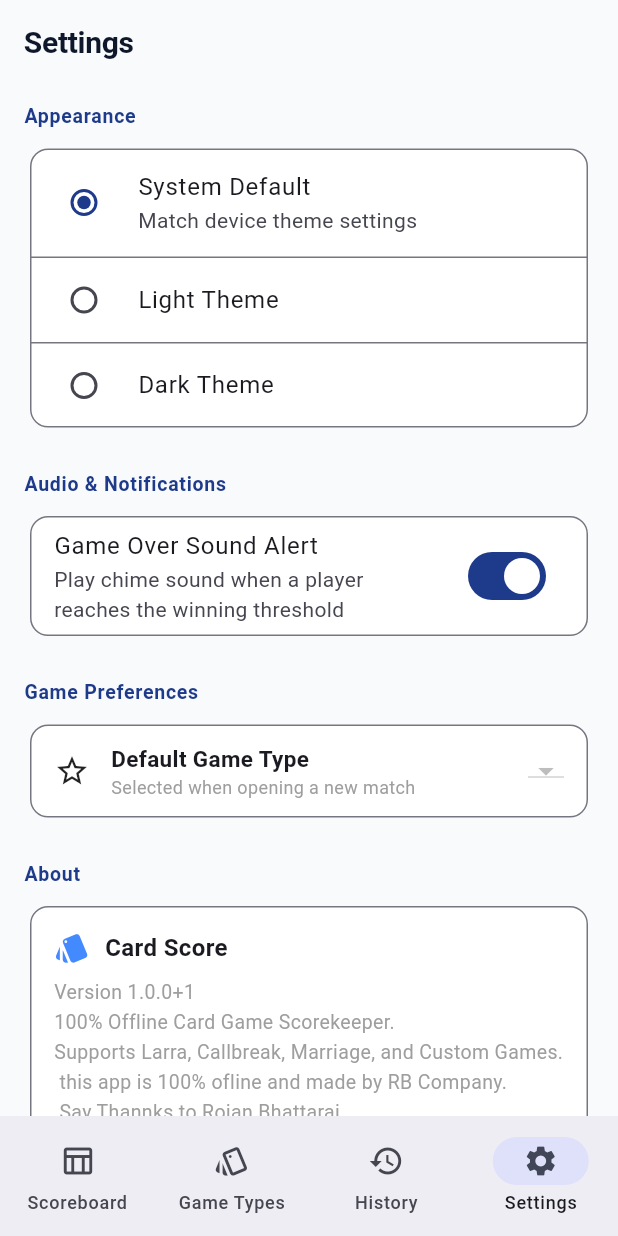
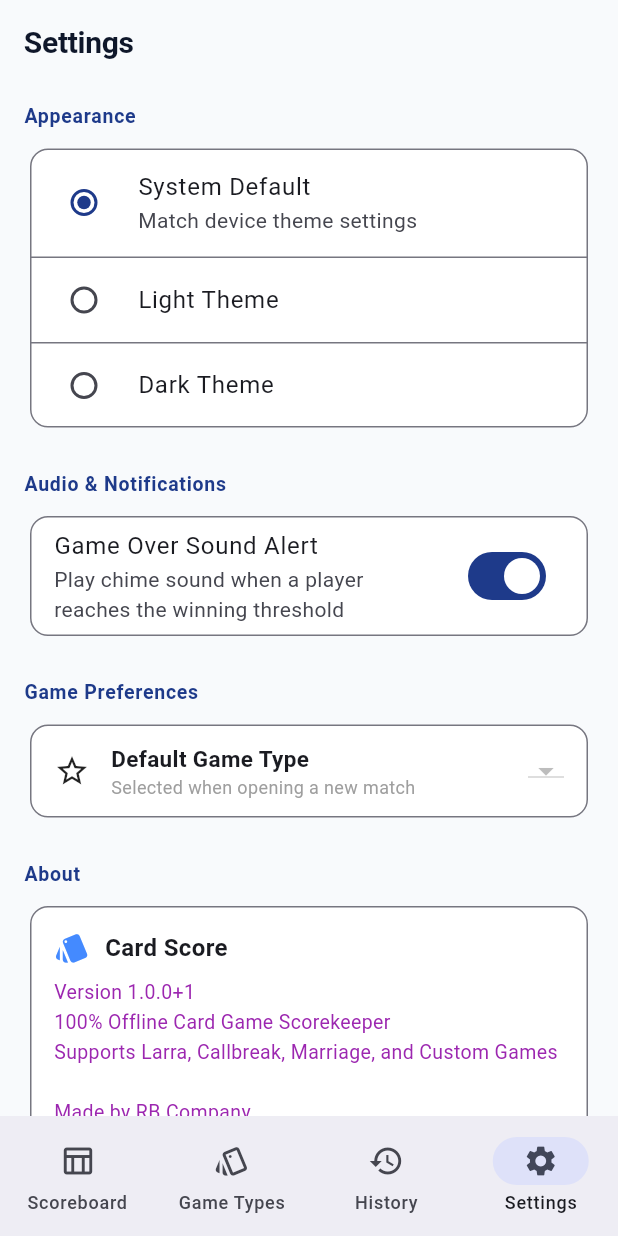
Before and after one commit to rojancr7/Card_score, a Flutter app: the screen it shows after launch, item 4 of the bottom bar chosen, on a phone screen of 412 x 824 dp. Run offline on Flutter 3.47's test engine with Material 3 defaults, Android fonts, the light colour scheme and no system bars; our stand-ins replace audioplayers, flutter_riverpod, sqflite, sqflite_common_ffi; accounts and stored records are empty.

```diff
--- a/lib/features/scoreboard/presentation/scoreboard_screen.dart
+++ b/lib/features/scoreboard/presentation/scoreboard_screen.dart
@@ -390,7 +390,7 @@ class _ScoreboardScreenState extends ConsumerState<ScoreboardScreen> {
       floatingActionButton: isFinished
           ? null
           : Transform.translate(
-              offset: const Offset(0, -8),
+              offset: const Offset(0, -23),
               child: FloatingActionButton.extended(
                 onPressed: () {
                   ref.read(scoreboardControllerProvider.notifier).addRound();
--- a/lib/features/settings/presentation/settings_screen.dart
+++ b/lib/features/settings/presentation/settings_screen.dart
@@ -204,9 +204,17 @@ class SettingsScreen extends ConsumerWidget {
                   ),
                   SizedBox(height: 8),
                   Text(
-                    'Version 1.0.0+1\n100% Offline Card Game Scorekeeper.\nSupports Larra, Callbreak, Marriage, and Custom Games.\n this app is 100% ofline and made by RB Company. \n Say Thannks to Rojan Bhattarai',
-                    style: TextStyle(fontSize: 13, height: 1.5, color: Colors.grey),
-                  ),
+  'Version 1.0.0+1\n'
+  '100% Offline Card Game Scorekeeper\n'
+  'Supports Larra, Callbreak, Marriage, and Custom Games\n\n'
+  'Made by RB Company\n'
+  'Special thanks to Rojan Bhattarai',
+  style: TextStyle(
+    fontSize: 13,
+    height: 1.5,
+    color: Colors.purple,
+  ),
+)
                 ],
               ),
             ),
```
